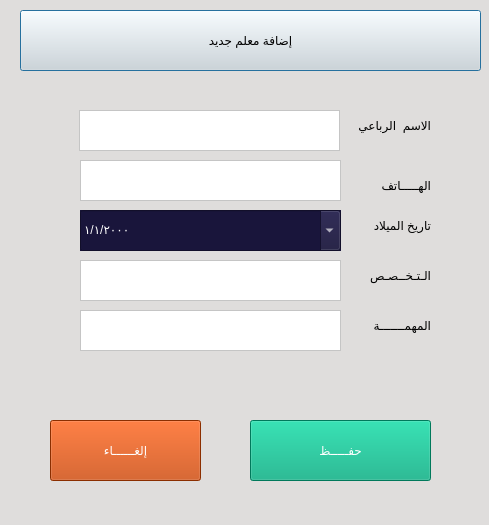
The window that teacherDialog.ui (IbnEissa/EduTrackingPublic) describes before a commit, drawn with Qt 5.
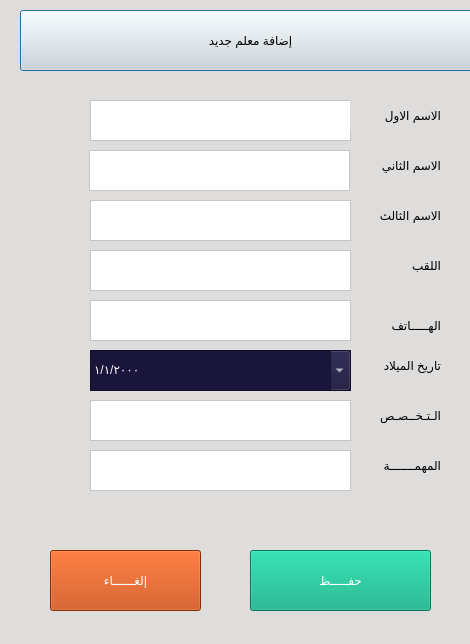
The same window after the commit.

```diff
--- a/teacherDialog.ui
+++ b/teacherDialog.ui
@@ -6,8 +6,8 @@
    <rect>
     <x>0</x>
     <y>0</y>
-    <width>489</width>
-    <height>525</height>
+    <width>470</width>
+    <height>644</height>
    </rect>
   </property>
   <property name="windowTitle">
@@ -39,8 +39,8 @@
   <widget class="QTextEdit" name="txtTeacherTask">
    <property name="geometry">
     <rect>
-     <x>80</x>
-     <y>310</y>
+     <x>90</x>
+     <y>450</y>
      <width>261</width>
      <height>41</height>
     </rect>
@@ -53,8 +53,8 @@
   <widget class="QTextEdit" name="txtTeacherMajor">
    <property name="geometry">
     <rect>
-     <x>80</x>
-     <y>260</y>
+     <x>90</x>
+     <y>400</y>
      <width>261</width>
      <height>41</height>
     </rect>
@@ -67,8 +67,8 @@
   <widget class="QTextEdit" name="txtTeacherFName">
    <property name="geometry">
     <rect>
-     <x>79</x>
-     <y>110</y>
+     <x>90</x>
+     <y>100</y>
      <width>261</width>
      <height>41</height>
     </rect>
@@ -81,8 +81,8 @@
   <widget class="QLabel" name="label">
    <property name="geometry">
     <rect>
-     <x>340</x>
-     <y>110</y>
+     <x>350</x>
+     <y>100</y>
      <width>91</width>
      <height>31</height>
     </rect>
@@ -92,14 +92,14 @@
 color:rgb(0, 0, 0)</string>
    </property>
    <property name="text">
-    <string>الاسم  الرباعي</string>
+    <string>الاسم الاول</string>
    </property>
   </widget>
   <widget class="QTextEdit" name="txtTeacherPhone">
    <property name="geometry">
     <rect>
-     <x>80</x>
-     <y>160</y>
+     <x>90</x>
+     <y>300</y>
      <width>261</width>
      <height>41</height>
     </rect>
@@ -112,8 +112,8 @@
   <widget class="QLabel" name="label_7">
    <property name="geometry">
     <rect>
-     <x>350</x>
-     <y>170</y>
+     <x>360</x>
+     <y>310</y>
      <width>81</width>
      <height>31</height>
     </rect>
@@ -129,8 +129,8 @@
   <widget class="QLabel" name="label_8">
    <property name="geometry">
     <rect>
-     <x>350</x>
-     <y>260</y>
+     <x>360</x>
+     <y>400</y>
      <width>81</width>
      <height>31</height>
     </rect>
@@ -147,7 +147,7 @@
    <property name="geometry">
     <rect>
      <x>250</x>
-     <y>420</y>
+     <y>550</y>
      <width>181</width>
      <height>61</height>
     </rect>
@@ -164,8 +164,8 @@
   <widget class="QLabel" name="label_9">
    <property name="geometry">
     <rect>
-     <x>350</x>
-     <y>310</y>
+     <x>360</x>
+     <y>450</y>
      <width>81</width>
      <height>31</height>
     </rect>
@@ -182,7 +182,7 @@
    <property name="geometry">
     <rect>
      <x>50</x>
-     <y>420</y>
+     <y>550</y>
      <width>151</width>
      <height>61</height>
     </rect>
@@ -199,8 +199,8 @@
   <widget class="QLabel" name="label_10">
    <property name="geometry">
     <rect>
-     <x>350</x>
-     <y>210</y>
+     <x>360</x>
+     <y>350</y>
      <width>81</width>
      <height>31</height>
     </rect>
@@ -216,8 +216,8 @@
   <widget class="QDateEdit" name="dateTeacherDOB">
    <property name="geometry">
     <rect>
-     <x>80</x>
-     <y>210</y>
+     <x>90</x>
+     <y>350</y>
      <width>261</width>
      <height>41</height>
     </rect>
@@ -246,6 +246,99 @@
     <enum>Qt::LocalTime</enum>
    </property>
   </widget>
+  <widget class="QTextEdit" name="txtTeacherLName">
+   <property name="geometry">
+    <rect>
+     <x>90</x>
+     <y>250</y>
+     <width>261</width>
+     <height>41</height>
+    </rect>
+   </property>
+   <property name="styleSheet">
+    <string notr="true">background-color:rgb(255, 255, 255);
+color:rgb(0, 0, 0)</string>
+   </property>
+  </widget>
+  <widget class="QLabel" name="label_6">
+   <property name="geometry">
+    <rect>
+     <x>360</x>
+     <y>250</y>
+     <width>81</width>
+     <height>31</height>
+    </rect>
+   </property>
+   <property name="styleSheet">
+    <string notr="true">font: 10pt &quot;PT Bold Heading&quot;;
+color:rgb(0, 0, 0)</string>
+   </property>
+   <property name="text">
+    <string>اللقب</string>
+   </property>
+  </widget>
+  <widget class="QLabel" name="label_5">
+   <property name="geometry">
+    <rect>
+     <x>360</x>
+     <y>200</y>
+     <width>81</width>
+     <height>31</height>
+    </rect>
+   </property>
+   <property name="styleSheet">
+    <string notr="true">font: 10pt &quot;PT Bold Heading&quot;;
+color:rgb(0, 0, 0)</string>
+   </property>
+   <property name="text">
+    <string>الاسم الثالث</string>
+   </property>
+  </widget>
+  <widget class="QTextEdit" name="txtTeacherSecName">
+   <property name="geometry">
+    <rect>
+     <x>89</x>
+     <y>150</y>
+     <width>261</width>
+     <height>41</height>
+    </rect>
+   </property>
+   <property name="styleSheet">
+    <string notr="true">background-color:rgb(255, 255, 255);
+color:rgb(0, 0, 0)</string>
+   </property>
+  </widget>
+  <widget class="QTextEdit" name="txtTeacherThirName">
+   <property name="geometry">
+    <rect>
+     <x>90</x>
+     <y>200</y>
+     <width>261</width>
+     <height>41</height>
+    </rect>
+   </property>
+   <property name="styleSheet">
+    <string notr="true">background-color:rgb(255, 255, 255);
+color:rgb(0, 0, 0)</string>
+   </property>
+  </widget>
+  <widget class="QLabel" name="label_4">
+   <property name="geometry">
+    <rect>
+     <x>360</x>
+     <y>150</y>
+     <width>81</width>
+     <height>31</height>
+    </rect>
+   </property>
+   <property name="styleSheet">
+    <string notr="true">font: 10pt &quot;PT Bold Heading&quot;;
+color:rgb(0, 0, 0)</string>
+   </property>
+   <property name="text">
+    <string>الاسم الثاني</string>
+   </property>
+  </widget>
  </widget>
  <resources/>
  <connections/>
```
